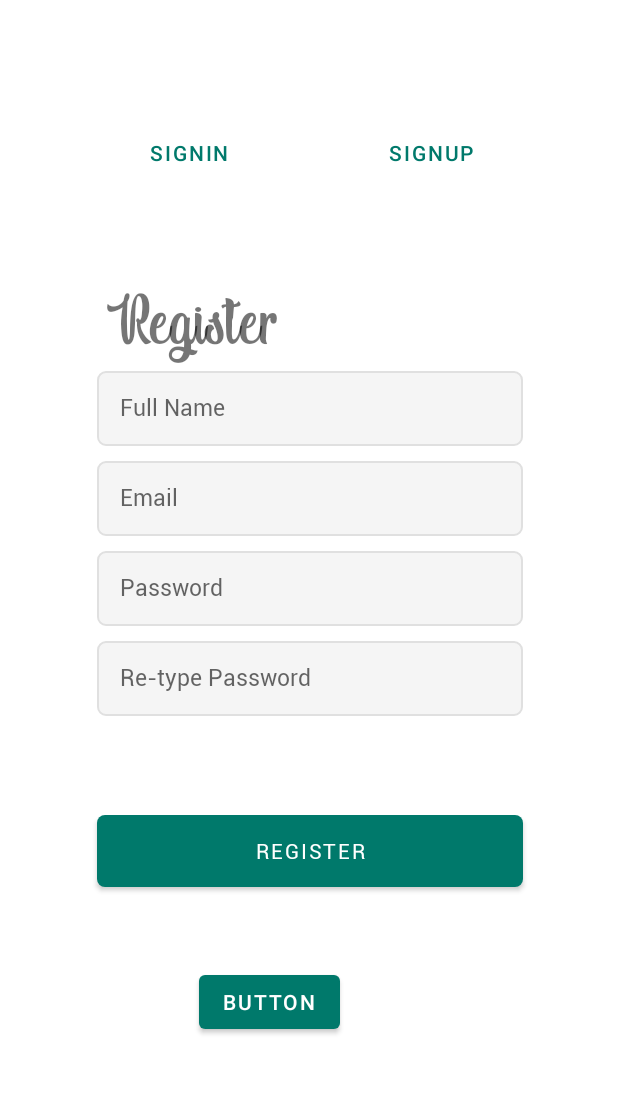
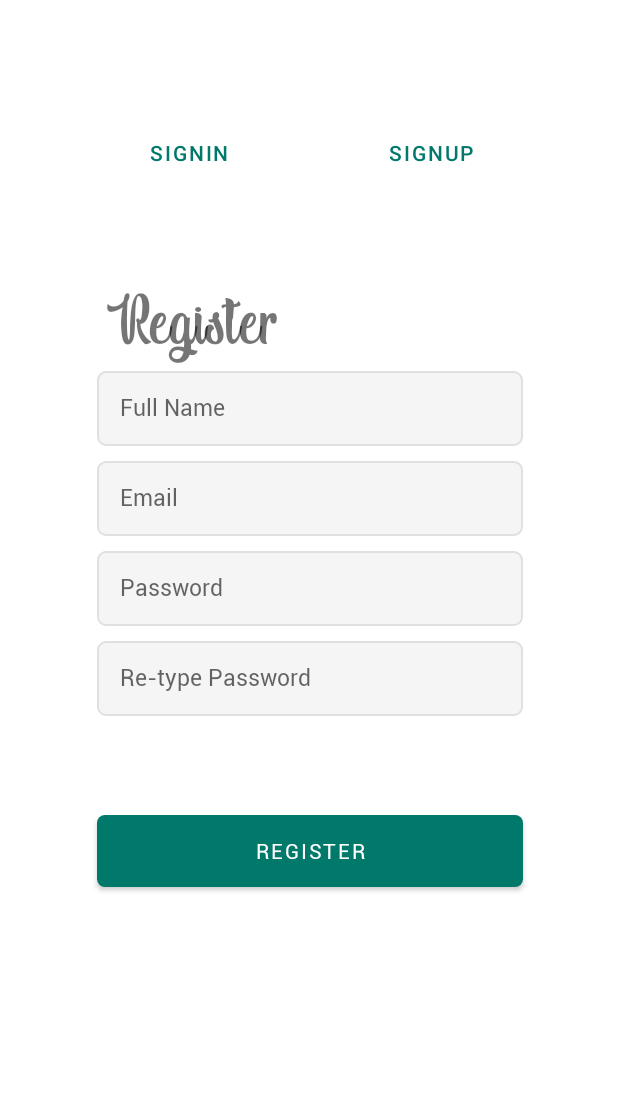
Before and after one commit to SaadNiaziDev/Hisaab_Kitaab, an Android app: the screen it shows after launch (MainActivity), after a tap on "SIGNUP", on a phone screen of 412 x 824 dp, the part 132-1226 px from its top. Run offline under Robolectric (Android 15) with nearby library versions, the phone set to English and light mode, and no system bars; our stand-ins replace Firebase (no records; nobody signed in at launch, a user with empty details on screens opened directly).

Commit message:
Delete extra button

```diff
--- a/app/src/main/res/layout/activity_main.xml
+++ b/app/src/main/res/layout/activity_main.xml
@@ -79,15 +79,4 @@
         app:layout_constraintStart_toStartOf="parent"
         app:layout_constraintTop_toTopOf="parent" />
 
-    <Button
-        android:id="@+id/button"
-        android:layout_width="wrap_content"
-        android:layout_height="wrap_content"
-        android:layout_marginStart="88dp"
-        android:layout_marginBottom="44dp"
-        android:text="Button"
-        app:layout_constraintBottom_toBottomOf="parent"
-        app:layout_constraintStart_toStartOf="@+id/cardView"
-        app:layout_constraintTop_toBottomOf="@+id/imageView" />
-
 </androidx.constraintlayout.widget.ConstraintLayout>
```
